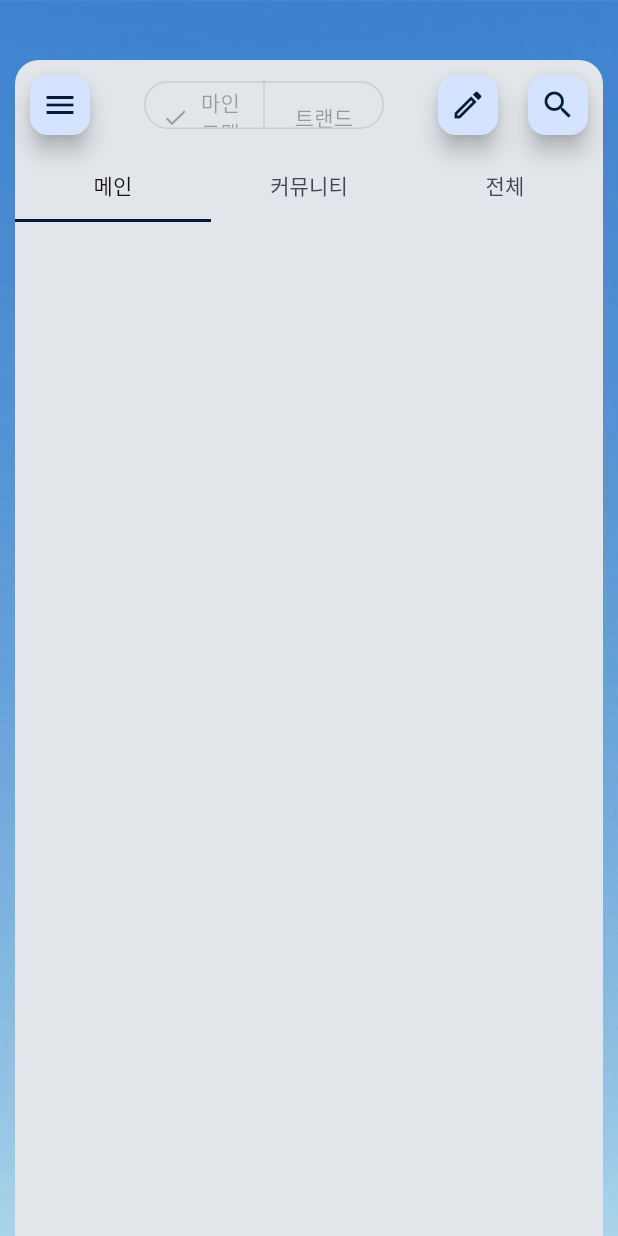
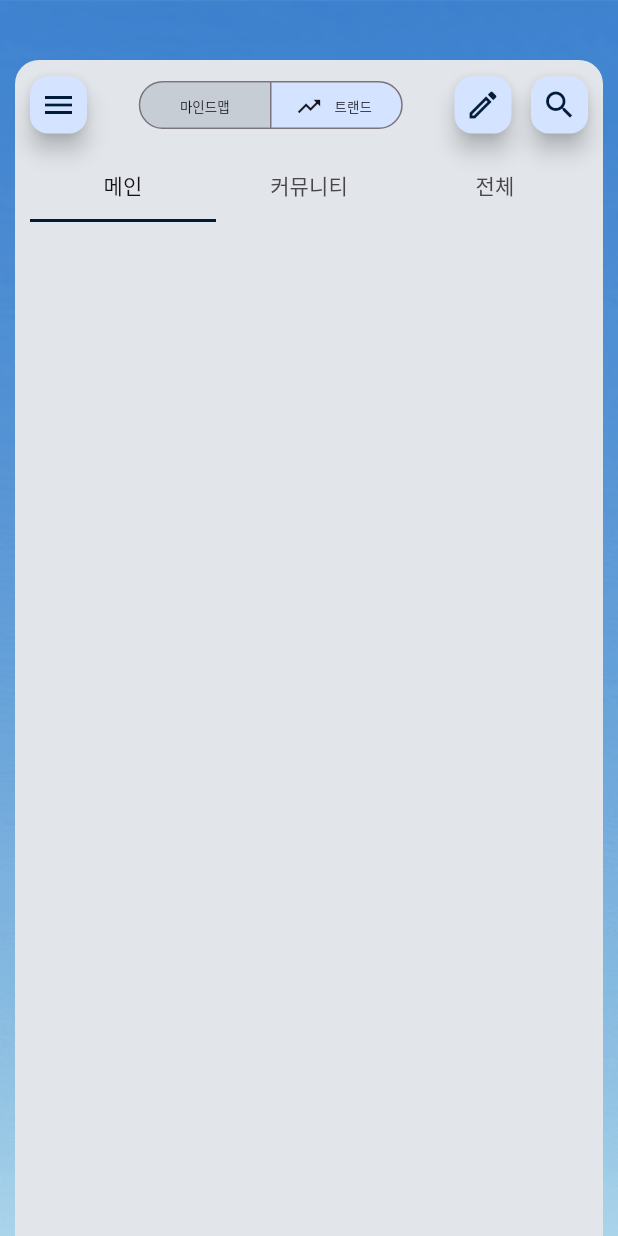
Before and after one commit to Capstone-Design-LAXY/LAXY-Client, a Flutter app: the screen it shows after launch, on a phone screen of 412 x 824 dp. Run offline on Flutter 3.47's test engine with Material 3 defaults, Android fonts, the phone set to English and light mode, and no system bars.

Commit message:
트랜드 - 세그먼트 버튼 활성화, 텝바 클릭 효과 적용

```diff
--- a/lib/common/component/custom_floating_action_button.dart
+++ b/lib/common/component/custom_floating_action_button.dart
@@ -13,8 +13,8 @@ class CustomFloatingActionButton extends StatelessWidget {
   @override
   Widget build(BuildContext context) {
     return Container(
-      width: 40,
-      height: 40,
+      width: 38,
+      height: 38,
       child: FloatingActionButton.small(
         //TODO: 테마 컬러 적용
         backgroundColor: Color(0xFFD4E3FF),
--- a/lib/common/component/custom_tab_bar.dart
+++ b/lib/common/component/custom_tab_bar.dart
@@ -12,7 +12,9 @@ class CustomTabBar extends StatelessWidget {
 
   @override
   Widget build(BuildContext context) {
-    return TabBar(
+    return Material(
+      color: Colors.transparent,
+      child: TabBar(
         tabs: tabs,
         controller: controller,
         //TODO: 테마 적용 필요
@@ -20,7 +22,9 @@ class CustomTabBar extends StatelessWidget {
         labelColor: Color(0xFF141218),
         indicatorSize: TabBarIndicatorSize.tab,
         dividerHeight: 0,
-      enableFeedback: true,
+        overlayColor: WidgetStatePropertyAll(Color(0xFFB6C0CD)),
+        splashBorderRadius: BorderRadius.circular(80),
+      ),
     );
   }
 }
--- a/lib/screen/trends_screen.dart
+++ b/lib/screen/trends_screen.dart
@@ -16,16 +16,25 @@ class TrendsScreen extends StatefulWidget {
   _TrendsScreenState createState() => _TrendsScreenState();
 }
 
+enum Main{ mindMap, trends }
+
 class _TrendsScreenState extends State<TrendsScreen>
     with SingleTickerProviderStateMixin {
   late TabController controller;
-  Set<String> seletedSegment = {'마인드맵'};
+  // Set<int> selectedSegment = {1};
+  Main mainView = Main.trends;
 
   @override
   void initState() {
     super.initState();
 
     controller = TabController(length: 3, vsync: this);
+  }
+
+  @override
+  void dispose() {
+    controller.dispose();
+    super.dispose();
   }
 
   @override
@@ -58,40 +67,62 @@ class _TrendsScreenState extends State<TrendsScreen>
                   ),
                 ),
               ),
+              child: Padding(
+                padding: const EdgeInsets.all(10),
                 child: Column(
                   children: [
                     // 상단 FAB, segment Button 자리
-                  Padding(
-                    padding: const EdgeInsets.all(10),
-                    child: Row(
+                    Row(
                       children: [
                         CustomFloatingActionButton(onPressed: () {}, icon: Icons.menu),
                         Expanded(child: SizedBox(),),
                         // TODO: 컴포넌트화 필요
                         // 세그먼트 버튼 (크기 다음과 같이 고정)
                         Container(
-                          width: 160,
+                          width: 176,
                           height: 40,
-                          child: SegmentedButton(
-                            segments: [
-                              ButtonSegment(value: '마인드맵', label: Text('마인드맵'),),
-                              ButtonSegment(value: '트랜드', label: Text('트랜드')),
+                          child: SegmentedButton<Main>(
+                            style: SegmentedButton.styleFrom(
+                              // TODO: 테마 지정 필요
+                              selectedForegroundColor: Color(0xFF141218),
+                              selectedBackgroundColor: Color(0xFFD4E3FF),
+                              foregroundColor: Color(0xFF141218),
+                              backgroundColor: Color(0xFF001C3A).withOpacity(0.12),
+                              visualDensity: VisualDensity(vertical: -1.5,),
+                              textStyle: TextStyle(fontSize: 9)
+                            ),
+                            selectedIcon: mainView == Main.mindMap? Icon(Icons.bubble_chart_outlined) : Icon(Icons.trending_up),
+                            segments: const <ButtonSegment<Main>>[
+                              ButtonSegment<Main>(
+                                value: Main.mindMap,
+                                label: Text('마인드맵'),
+                              ),
+                              ButtonSegment<Main>(
+                                value: Main.trends,
+                                label: Text('트랜드'),
+                              ),
                             ],
-                            selected: seletedSegment
+                            selected: <Main>{mainView},
+                            onSelectionChanged: (Set<Main> newSelection) {
+                              setState(() {
+                                mainView = newSelection.first;
+                              });
+                            },
                           ),
                         ),
                         Expanded(child: SizedBox(),),
                         CustomFloatingActionButton(onPressed: () {}, icon: Icons.mode_outlined),
-                        SizedBox(width: 20,),
+                        SizedBox(width: 13,),
                         CustomFloatingActionButton(onPressed: () {}, icon: Icons.search),
                       ],
-                    ),
                     ),
                     // 메인 컨텐츠 자리
                     Column(
                       children: [
                         // TODO: 컴포넌트화 필요
-                      CustomTabBar(
+                        Padding(
+                          padding: const EdgeInsets.symmetric(vertical: 10),
+                          child: CustomTabBar(
                             controller: controller,
                             tabs: const <Widget>[
                               Tab(text: '메인',),
@@ -99,16 +130,29 @@ class _TrendsScreenState extends State<TrendsScreen>
                               Tab(text: '전체',)
                             ]
                           ),
-                      // TabBarView(
-                      //   children: [
-                      //     Container(child: Text('메인')),
-                      //     Container(child: Text('커뮤니티')),
-                      //     Container(child: Text('전체')),
-                      //   ]
+                        ),
+                        // SizedBox(height: 10,),
+                        // Padding(
+                        //   padding: const EdgeInsets.symmetric(vertical: 10),
+                        //   child: TabBarView(
+                        //     controller: controller,
+                        //     children: const <Widget>[
+                        //       Center(
+                        //         child: Text("It's cloudy here"),
+                        //       ),
+                        //       Center(
+                        //         child: Text("It's rainy here"),
+                        //       ),
+                        //       Center(
+                        //         child: Text("It's sunny here"),
+                        //       ),
+                        //     ],
+                        //   ),
                         // )
                       ],
                     )
                   ],
+                ),
               )
             ),
           ),
```
Also changed, not shown: lib/common/component/custom_button_segment.dart (added, +24 -0 lines). Lines whose indentation alone changed are shown as unchanged.
